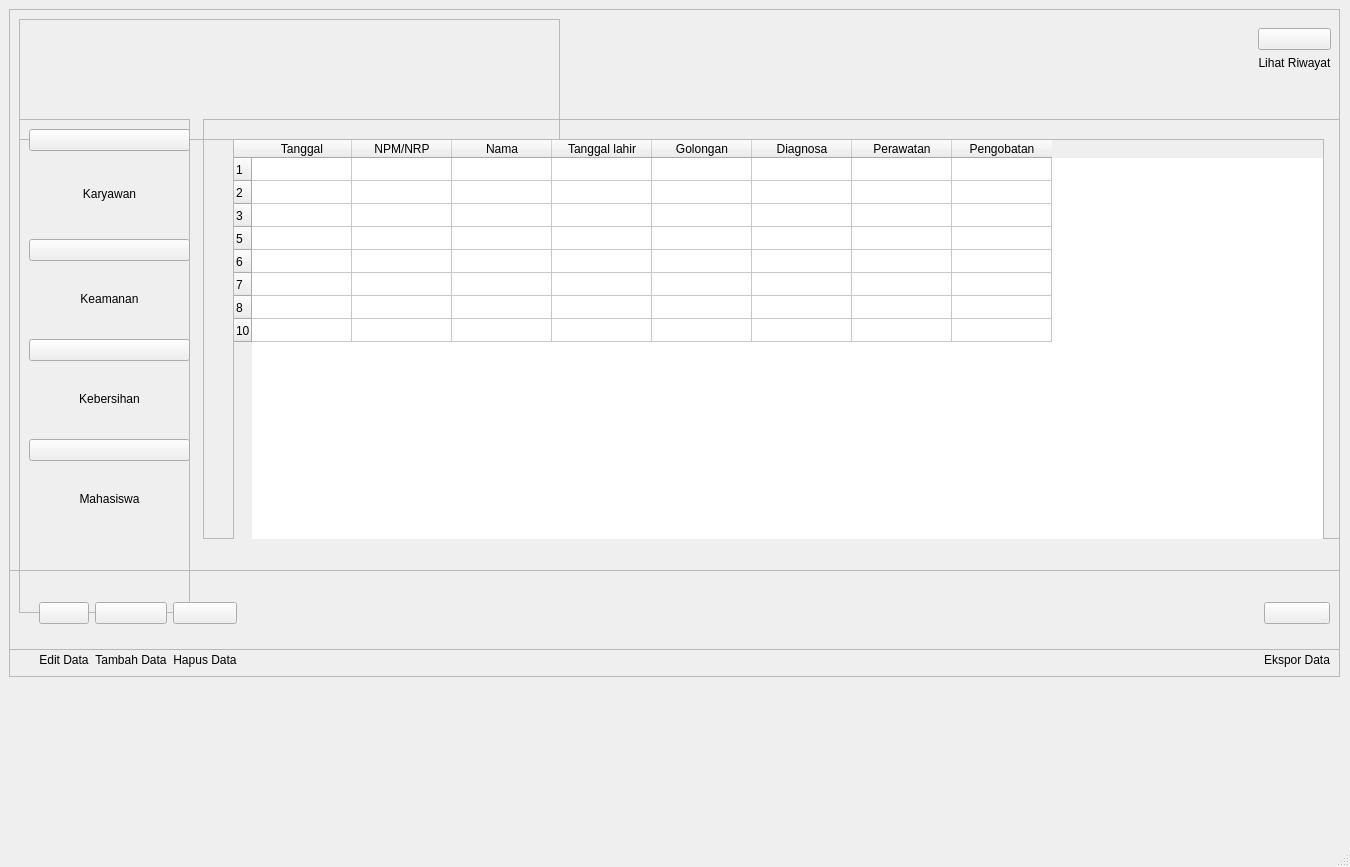
rakhid16/pkl, file UI/tampilan_baru.ui: the form before one commit.
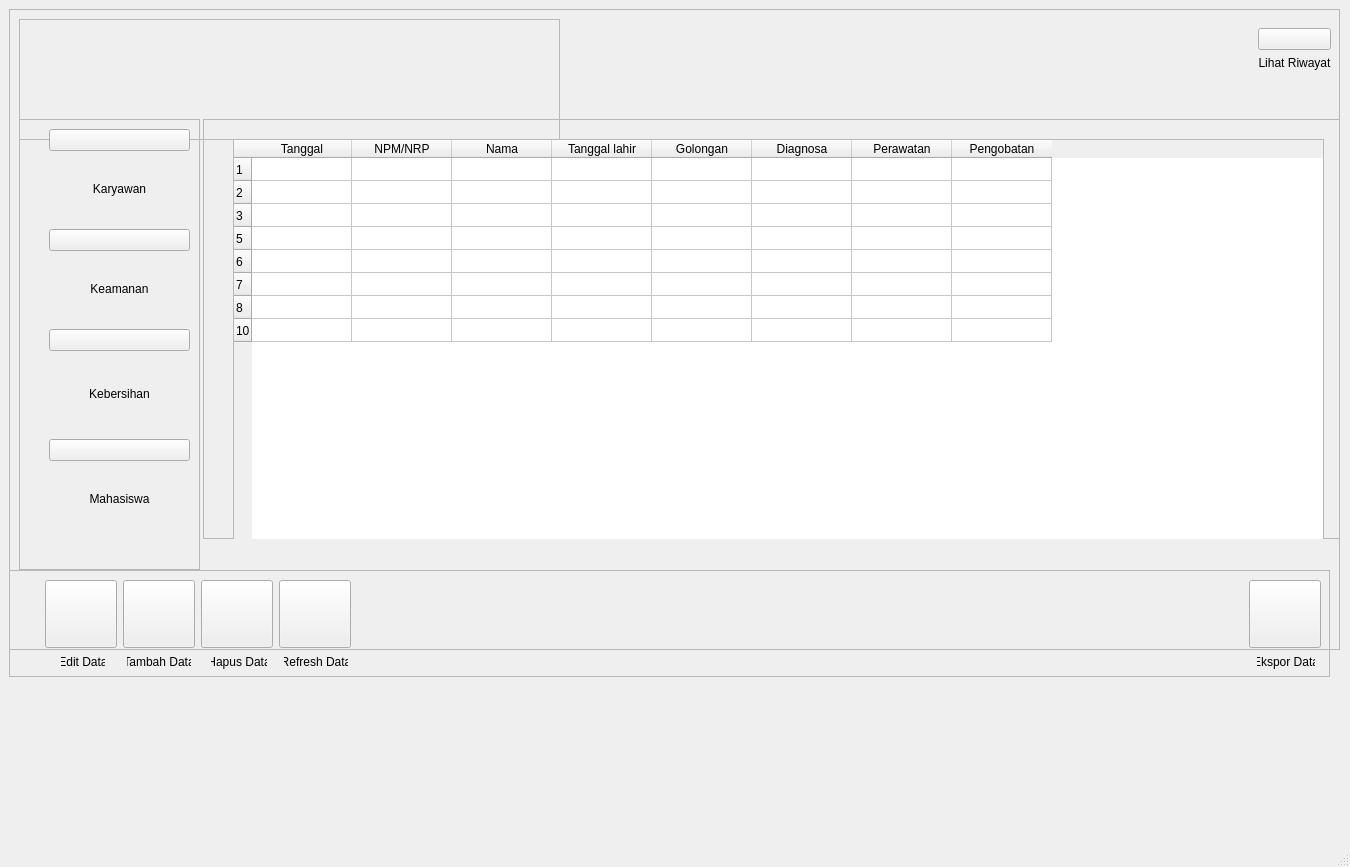
The form after the commit. Icons and pictures are not drawn.

Commit message: Ayo hid, kurang grafik di tampilan baru, rentang export pandas.

```diff
--- a/UI/tampilan_baru.ui
+++ b/UI/tampilan_baru.ui
@@ -309,8 +309,8 @@
       <rect>
        <x>10</x>
        <y>110</y>
-       <width>171</width>
-       <height>494</height>
+       <width>181</width>
+       <height>451</height>
       </rect>
      </property>
      <property name="frameShape">
@@ -319,13 +319,13 @@
      <property name="frameShadow">
       <enum>QFrame::Raised</enum>
      </property>
-     <widget class="QWidget" name="">
+     <widget class="QWidget" name="layoutWidget">
       <property name="geometry">
        <rect>
-        <x>10</x>
+        <x>30</x>
         <y>10</y>
-        <width>161</width>
-        <height>101</height>
+        <width>141</width>
+        <height>91</height>
        </rect>
       </property>
       <layout class="QVBoxLayout" name="verticalLayout_7">
@@ -358,12 +358,12 @@
        </item>
       </layout>
      </widget>
-     <widget class="QWidget" name="">
+     <widget class="QWidget" name="layoutWidget">
       <property name="geometry">
        <rect>
-        <x>10</x>
-        <y>120</y>
-        <width>161</width>
+        <x>30</x>
+        <y>110</y>
+        <width>141</width>
         <height>91</height>
        </rect>
       </property>
@@ -397,13 +397,13 @@
        </item>
       </layout>
      </widget>
-     <widget class="QWidget" name="">
+     <widget class="QWidget" name="layoutWidget">
       <property name="geometry">
        <rect>
-        <x>10</x>
-        <y>220</y>
-        <width>161</width>
-        <height>91</height>
+        <x>30</x>
+        <y>210</y>
+        <width>141</width>
+        <height>101</height>
        </rect>
       </property>
       <layout class="QVBoxLayout" name="verticalLayout_5">
@@ -436,12 +436,12 @@
        </item>
       </layout>
      </widget>
-     <widget class="QWidget" name="">
+     <widget class="QWidget" name="layoutWidget">
       <property name="geometry">
        <rect>
-        <x>10</x>
+        <x>30</x>
         <y>320</y>
-        <width>161</width>
+        <width>141</width>
         <height>91</height>
        </rect>
       </property>
@@ -482,7 +482,7 @@
      <rect>
       <x>9</x>
       <y>570</y>
-      <width>1331</width>
+      <width>1321</width>
       <height>107</height>
      </rect>
     </property>
@@ -492,22 +492,15 @@
     <property name="frameShadow">
      <enum>QFrame::Raised</enum>
     </property>
-    <layout class="QGridLayout" name="gridLayout">
-     <item row="0" column="0">
-      <spacer name="verticalSpacer_3">
-       <property name="orientation">
-        <enum>Qt::Vertical</enum>
-       </property>
-       <property name="sizeHint" stdset="0">
-        <size>
-         <width>20</width>
-         <height>65</height>
-        </size>
-       </property>
-      </spacer>
-     </item>
-     <item row="0" column="1">
       <widget class="QPushButton" name="pushButton_6">
+     <property name="geometry">
+      <rect>
+       <x>36</x>
+       <y>10</y>
+       <width>72</width>
+       <height>68</height>
+      </rect>
+     </property>
        <property name="text">
         <string/>
        </property>
@@ -522,9 +515,15 @@
         </size>
        </property>
       </widget>
-     </item>
-     <item row="0" column="2">
       <widget class="QPushButton" name="pushButton_5">
+     <property name="geometry">
+      <rect>
+       <x>114</x>
+       <y>10</y>
+       <width>72</width>
+       <height>68</height>
+      </rect>
+     </property>
        <property name="text">
         <string/>
        </property>
@@ -539,9 +538,15 @@
         </size>
        </property>
       </widget>
-     </item>
-     <item row="0" column="3">
       <widget class="QPushButton" name="pushButton_8">
+     <property name="geometry">
+      <rect>
+       <x>192</x>
+       <y>10</y>
+       <width>72</width>
+       <height>68</height>
+      </rect>
+     </property>
        <property name="text">
         <string/>
        </property>
@@ -556,22 +561,15 @@
         </size>
        </property>
       </widget>
-     </item>
-     <item row="0" column="4">
-      <spacer name="horizontalSpacer_4">
-       <property name="orientation">
-        <enum>Qt::Horizontal</enum>
-       </property>
-       <property name="sizeHint" stdset="0">
-        <size>
-         <width>690</width>
-         <height>20</height>
-        </size>
-       </property>
-      </spacer>
-     </item>
-     <item row="0" column="5">
       <widget class="QPushButton" name="export_2">
+     <property name="geometry">
+      <rect>
+       <x>1240</x>
+       <y>10</y>
+       <width>72</width>
+       <height>68</height>
+      </rect>
+     </property>
        <property name="text">
         <string/>
        </property>
@@ -592,9 +590,15 @@
         <bool>false</bool>
        </property>
       </widget>
-     </item>
-     <item row="1" column="1">
       <widget class="QLabel" name="label_2">
+     <property name="geometry">
+      <rect>
+       <x>52</x>
+       <y>84</y>
+       <width>44</width>
+       <height>16</height>
+      </rect>
+     </property>
        <property name="text">
         <string>Edit Data</string>
        </property>
@@ -602,9 +606,15 @@
         <set>Qt::AlignCenter</set>
        </property>
       </widget>
-     </item>
-     <item row="1" column="2">
       <widget class="QLabel" name="label_3">
+     <property name="geometry">
+      <rect>
+       <x>118</x>
+       <y>84</y>
+       <width>64</width>
+       <height>16</height>
+      </rect>
+     </property>
        <property name="text">
         <string>Tambah Data</string>
        </property>
@@ -612,9 +622,15 @@
         <set>Qt::AlignCenter</set>
        </property>
       </widget>
-     </item>
-     <item row="1" column="3">
       <widget class="QLabel" name="label_12">
+     <property name="geometry">
+      <rect>
+       <x>202</x>
+       <y>84</y>
+       <width>56</width>
+       <height>16</height>
+      </rect>
+     </property>
        <property name="text">
         <string>Hapus Data</string>
        </property>
@@ -622,9 +638,15 @@
         <set>Qt::AlignCenter</set>
        </property>
       </widget>
-     </item>
-     <item row="1" column="5">
       <widget class="QLabel" name="label_4">
+     <property name="geometry">
+      <rect>
+       <x>1248</x>
+       <y>84</y>
+       <width>58</width>
+       <height>16</height>
+      </rect>
+     </property>
        <property name="text">
         <string>Ekspor Data</string>
        </property>
@@ -632,8 +654,45 @@
         <set>Qt::AlignCenter</set>
        </property>
       </widget>
-     </item>
-    </layout>
+    <widget class="QPushButton" name="pushButton_9">
+     <property name="geometry">
+      <rect>
+       <x>270</x>
+       <y>10</y>
+       <width>72</width>
+       <height>68</height>
+      </rect>
+     </property>
+     <property name="text">
+      <string/>
+     </property>
+     <property name="icon">
+      <iconset resource="img_rsc.qrc">
+       <normaloff>:/images/img/refresh.png</normaloff>:/images/img/refresh.png</iconset>
+     </property>
+     <property name="iconSize">
+      <size>
+       <width>60</width>
+       <height>60</height>
+      </size>
+     </property>
+    </widget>
+    <widget class="QLabel" name="label_13">
+     <property name="geometry">
+      <rect>
+       <x>275</x>
+       <y>84</y>
+       <width>64</width>
+       <height>16</height>
+      </rect>
+     </property>
+     <property name="text">
+      <string>Refresh Data</string>
+     </property>
+     <property name="alignment">
+      <set>Qt::AlignCenter</set>
+     </property>
+    </widget>
    </widget>
   </widget>
   <widget class="QMenuBar" name="menubar">
```
Lines whose indentation alone changed are shown as unchanged. The commit also changes 17 other files.
